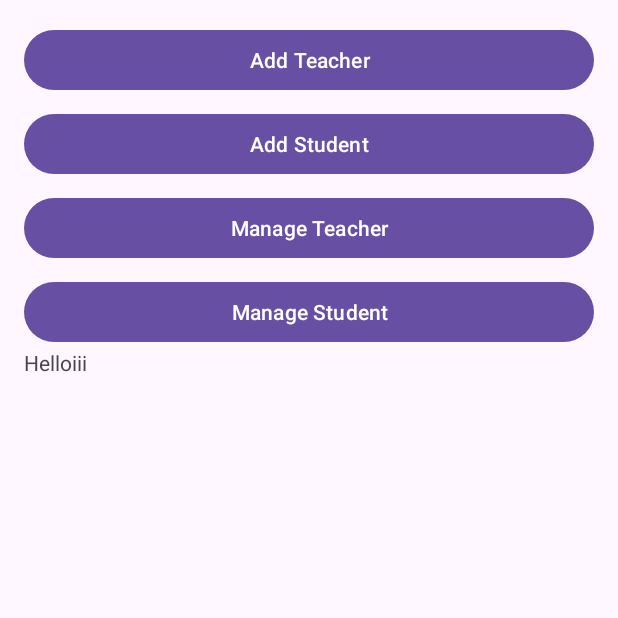
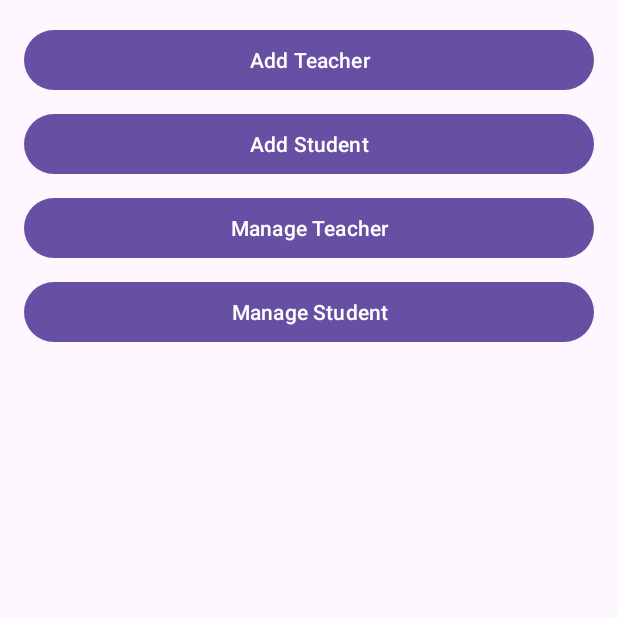
Before and after one commit to kalyan7391/MyITR, an Android app: the AdminActivity screen opened directly, with no data from a screen before it, on a phone screen of 412 x 824 dp, the top half of it. Run offline under Robolectric (Android 15) with nearby library versions, the phone set to English and light mode, and no system bars.

Commit message:
Final testing

```diff
--- a/app/src/main/res/layout/activity_admin.xml
+++ b/app/src/main/res/layout/activity_admin.xml
@@ -10,9 +10,5 @@
     <Button android:id="@+id/btnManageTeacher" android:text="Manage Teacher" android:layout_width="match_parent" android:layout_height="wrap_content" android:layout_marginTop="8dp"/>
     <Button android:id="@+id/btnManageStudent" android:text="Manage Student" android:layout_width="match_parent" android:layout_height="wrap_content" android:layout_marginTop="8dp"/>
 
-    <TextView
-        android:id="@+id/textView"
-        android:layout_width="match_parent"
-        android:layout_height="wrap_content"
-        android:text="Helloiii" />
+
 </LinearLayout>
```
